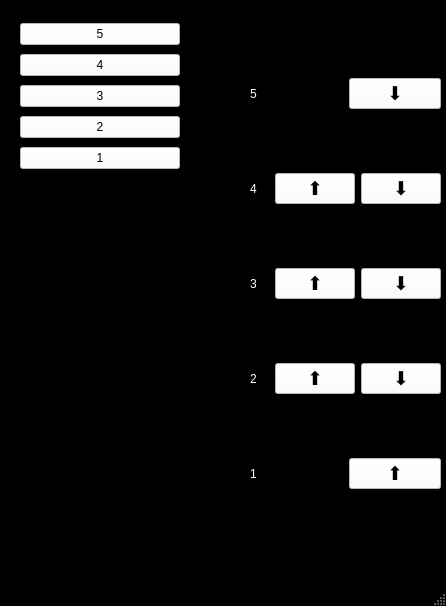
SINdeletE/OOP, file lab_04/mainwindow.ui: the form before one commit.
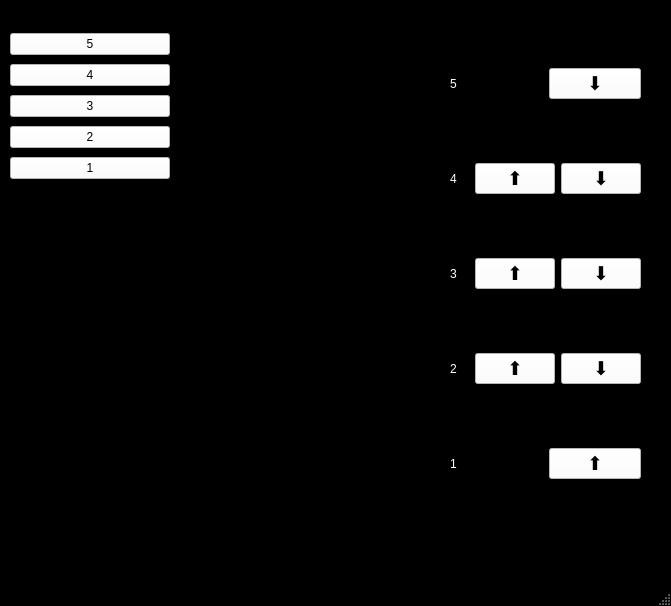
The form after the commit.

```diff
--- a/lab_04/mainwindow.ui
+++ b/lab_04/mainwindow.ui
@@ -6,7 +6,7 @@
    <rect>
     <x>0</x>
     <y>0</y>
-    <width>446</width>
+    <width>671</width>
     <height>606</height>
    </rect>
   </property>
@@ -489,8 +489,8 @@
    <widget class="QWidget" name="verticalLayoutWidget">
     <property name="geometry">
      <rect>
-      <x>250</x>
-      <y>20</y>
+      <x>450</x>
+      <y>10</y>
       <width>191</width>
       <height>531</height>
      </rect>
@@ -4407,8 +4407,8 @@
    <widget class="QWidget" name="verticalLayoutWidget_2">
     <property name="geometry">
      <rect>
-      <x>20</x>
-      <y>20</y>
+      <x>10</x>
+      <y>30</y>
       <width>160</width>
       <height>156</height>
      </rect>
```
Left out of the diff: 12 changed lines with no effect on the pictures.
